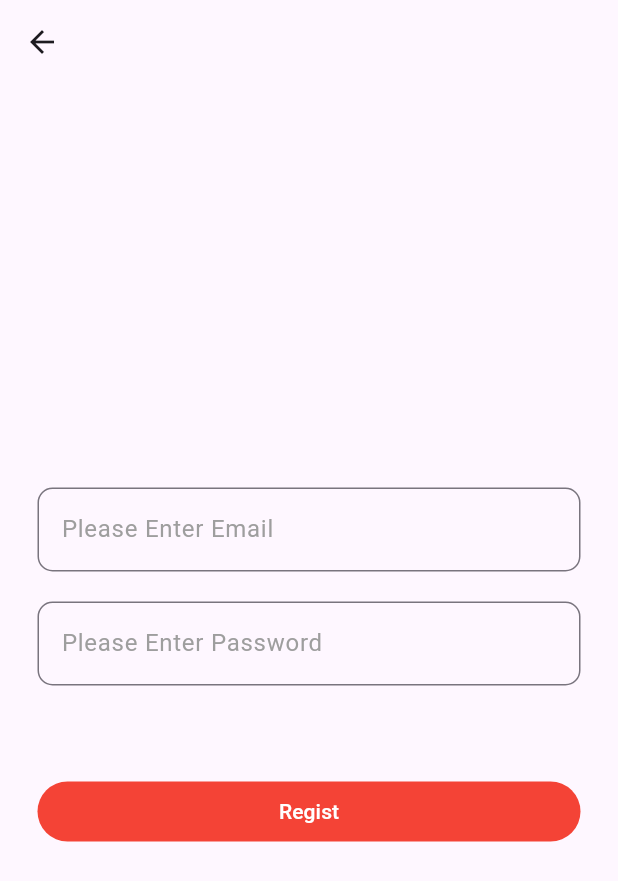
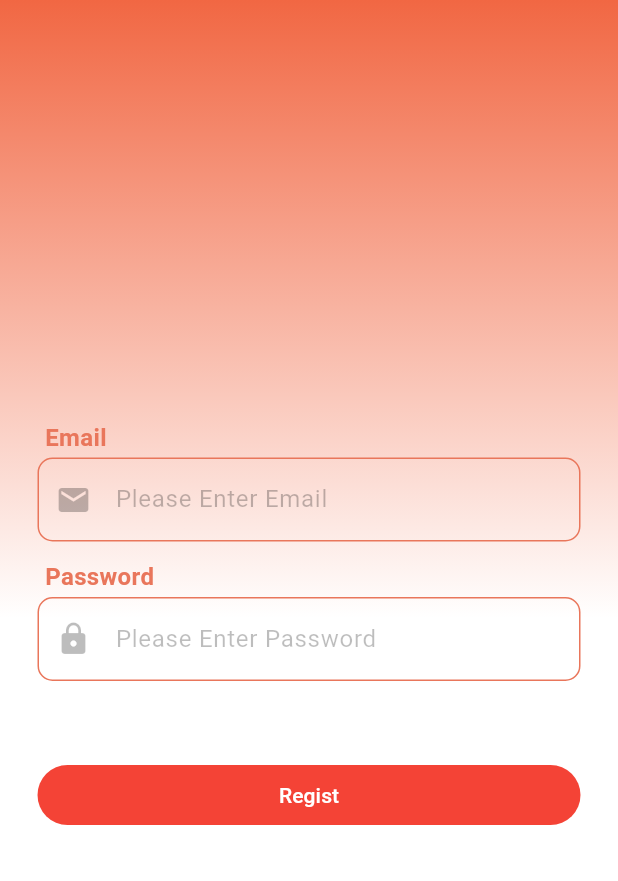
Before and after one commit to SparkUp-App/SparkUp-Android, a Flutter app: the RegisterPage screen opened by its route, on a phone screen of 412 x 824 dp. Shown: the top 881 px of the screen. Run offline on Flutter 3.47's test engine with Material 3 defaults, Android fonts, the phone set to English and light mode, and no system bars; missing offline and left inert: toasty_box.

```diff
--- a/lib/screen/login_page.dart
+++ b/lib/screen/login_page.dart
@@ -49,7 +49,7 @@ class _LoginPageState extends State<LoginPage> {
                         ),
                       ),
                       SizedBox(
-                        height: 50,
+                        height: 20,
                       ),
                       Padding(
                         padding: EdgeInsets.fromLTRB(0.0, 10.0, 0.0, 0.0),
--- a/lib/screen/register_page.dart
+++ b/lib/screen/register_page.dart
@@ -18,13 +18,17 @@ class _RegisterPageState extends State<RegisterPage> {
 
   @override
   Widget build(BuildContext context) {
-    return Scaffold(
-        appBar: AppBar(
-          leading: IconButton(
-            icon: const Icon(Icons.arrow_back),
-            onPressed: () => Navigator.pop(context),
+    return Container(
+      decoration: BoxDecoration(
+        gradient: LinearGradient(
+          colors: [Color(0xFFF16743), Colors.white],
+          begin: Alignment.topCenter,
+          end: Alignment.center,
+        )
       ),
-        ),
+    child:Scaffold(
+      backgroundColor: Colors.transparent,
+
         body: Center(
             child: Stack(
           children: [
@@ -35,30 +39,99 @@ class _RegisterPageState extends State<RegisterPage> {
                   crossAxisAlignment: CrossAxisAlignment.stretch,
                   mainAxisAlignment: MainAxisAlignment.center,
                   children: [
+                    Padding(
+                        padding: EdgeInsets.fromLTRB(0.0, 10.0, 0.0, 0.0),
+                        child: Column(
+                          crossAxisAlignment: CrossAxisAlignment.start,
+                          children: [
+                            Padding(
+                              padding: EdgeInsets.fromLTRB(5.0, 0.0, 0.0, 0.0),
+                              child: Text(
+                                "Email",
+                                style: const TextStyle(
+                                  fontSize: 16,
+                                  color: Color(0xFFE9765B),
+                                  fontWeight: FontWeight.w600,
+                                ),
+                              ),
+                            ),
                             Container(
-                        padding: const EdgeInsets.symmetric(vertical: 10.0),
+                              padding: const EdgeInsets.symmetric(vertical: 2.0),
+                              width: double.infinity,
                               child: TextField(
                                 controller: emailController,
                                 decoration: InputDecoration(
+                                  enabledBorder: OutlineInputBorder(
+                                    borderSide: const BorderSide(color: Color(0xFFE9765B)),
+                                    borderRadius: BorderRadius.circular(10.0),
+                                  ),
+                                  focusedBorder: OutlineInputBorder(
+                                    borderSide: const BorderSide(color: Color(0xFFE9765B)),
+                                    borderRadius: BorderRadius.circular(10.0),
+                                  ),
                                   border: OutlineInputBorder(
-                                  borderRadius: BorderRadius.circular(10.0)),
+                                    borderSide: const BorderSide(color: Color(0xFFE9765B)),
+                                    borderRadius: BorderRadius.circular(10.0),
+                                  ),
+                                  prefixIcon: const Icon(Icons.email),
+                                  prefixIconColor: Colors.black26,
                                   hintText: "Please Enter Email",
                                   hintStyle: const TextStyle(
-                                color: Colors.grey,
-                              )),
-                        )),
+                                    color: Colors.black26,
+                                  ),
+                                ),
+                              ),
+                            ),
+                          ],
+                        ),
+                      ),
+                    Padding(
+                        padding: EdgeInsets.fromLTRB(0.0, 10.0, 0.0, 0.0),
+                        child: Column(
+                          crossAxisAlignment: CrossAxisAlignment.start,
+                          children: [
+                            Padding(
+                              padding: EdgeInsets.fromLTRB(5.0, 0.0, 0.0, 0.0),
+                              child: Text(
+                                "Password",
+                                style: const TextStyle(
+                                  fontSize: 16,
+                                  color: Color(0xFFE9765B),
+                                  fontWeight: FontWeight.w600,
+                                ),
+                              ),
+                            ),
                             Container(
-                        padding: const EdgeInsets.symmetric(vertical: 10.0),
+                              padding: const EdgeInsets.symmetric(vertical: 2.0),
+                              width: double.infinity,
                               child: TextField(
                                 controller: passwordController,
+                                obscureText: true,
                                 decoration: InputDecoration(
+                                  enabledBorder: OutlineInputBorder(
+                                    borderSide: const BorderSide(color: Color(0xFFE9765B)),
+                                    borderRadius: BorderRadius.circular(10.0),
+                                  ),
+                                  focusedBorder: OutlineInputBorder(
+                                    borderSide: const BorderSide(color: Color(0xFFE9765B)),
+                                    borderRadius: BorderRadius.circular(10.0),
+                                  ),
                                   border: OutlineInputBorder(
-                                  borderRadius: BorderRadius.circular(10.0)),
+                                    borderSide: const BorderSide(color: Color(0xFFE9765B)),
+                                    borderRadius: BorderRadius.circular(10.0),
+                                  ),
+                                  prefixIcon: const Icon(Icons.lock),
+                                  prefixIconColor: Colors.black26,
                                   hintText: "Please Enter Password",
                                   hintStyle: const TextStyle(
-                                color: Colors.grey,
-                              )),
-                        )),
+                                    color: Colors.black26,
+                                  ),
+                                ),
+                              ),
+                            ),
+                          ],
+                        ),
+                      ),
                     Container(
                         margin: const EdgeInsets.only(top: 50.0),
                         child: TextButton(
@@ -118,6 +191,6 @@ class _RegisterPageState extends State<RegisterPage> {
                       color: Colors.black,
                       child: const Center(child: CircularProgressIndicator())))
           ],
-        )));
+        ))));
   }
 }
```
Lines whose indentation alone changed are shown as unchanged.
